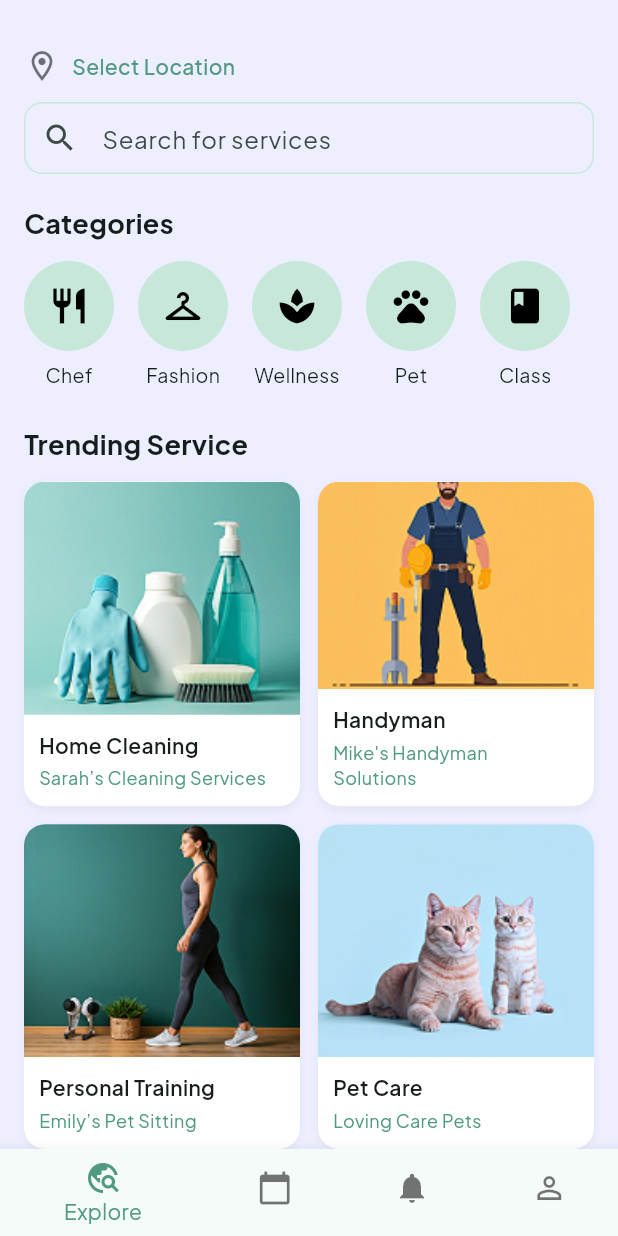
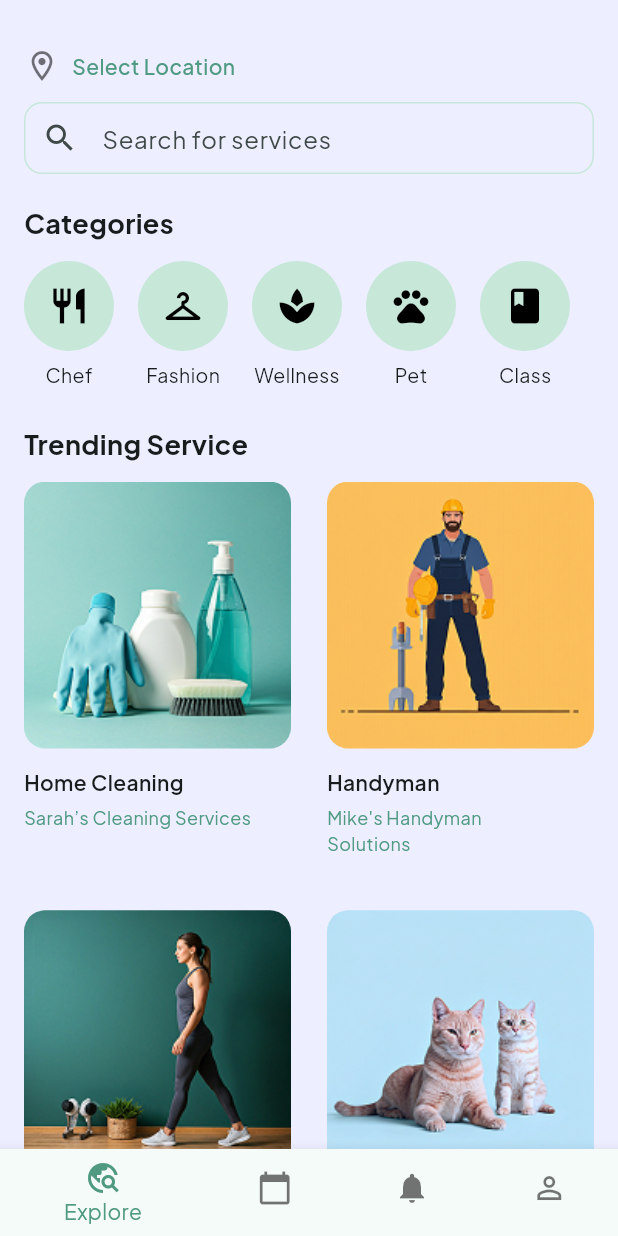
Before and after one commit to jame46120/Around-Demo, a Flutter app: the screen it shows after launch, on a phone screen of 412 x 824 dp. Run offline on Flutter 3.47's test engine with Material 3 defaults, Android fonts, the phone set to English and light mode, and no system bars.

Commit message:
Update main.dart
fix the text overflow problem

```diff
--- a/lib/main.dart
+++ b/lib/main.dart
@@ -137,44 +137,26 @@ class ExplorePage extends StatelessWidget {
               itemCount: services.length,
               gridDelegate: const SliverGridDelegateWithFixedCrossAxisCount(
                 crossAxisCount: 2,
-                mainAxisSpacing: 12,
-                crossAxisSpacing: 12,
-                childAspectRatio: 0.85,
+                mainAxisSpacing: 24,   // more space vertically
+                crossAxisSpacing: 24,  // more space horizontally
+                childAspectRatio: 0.68, // more vertical space per tile
               ),
               itemBuilder: (context, index) {
                 final service = services[index];
-                return Container(
-                  decoration: BoxDecoration(
-                    color: Colors.white,
+                return Column(
+                  crossAxisAlignment: CrossAxisAlignment.start,
+                  children: [
+                    ClipRRect(
                       borderRadius: BorderRadius.circular(14),
-                    boxShadow: [
-                      BoxShadow(
-                        color: Colors.black.withOpacity(0.05),
-                        blurRadius: 4,
-                        offset: const Offset(0, 2),
-                      ),
-                    ],
-                  ),
-                  child: Column(
-                    crossAxisAlignment: CrossAxisAlignment.stretch,
-                    children: [
-                      Expanded(
-                        child: ClipRRect(
-                          borderRadius: const BorderRadius.only(
-                            topLeft: Radius.circular(14),
-                            topRight: Radius.circular(14),
-                          ),
+                      child: AspectRatio(
+                        aspectRatio: 1, // perfect square image
                         child: Image.asset(
                           service['image']!,
                           fit: BoxFit.cover,
                         ),
                       ),
                     ),
-                      Padding(
-                        padding: const EdgeInsets.symmetric(horizontal: 10, vertical: 10),
-                        child: Column(
-                          crossAxisAlignment: CrossAxisAlignment.start,
-                          children: [
+                    const SizedBox(height: 12),
                     Text(
                       service['title']!,
                       style: const TextStyle(
@@ -182,19 +164,17 @@ class ExplorePage extends StatelessWidget {
                         fontSize: 14,
                       ),
                     ),
-                            const SizedBox(height: 4),
+                    const SizedBox(height: 6),
                     Text(
                       service['subtitle']!,
                       style: const TextStyle(
                         fontSize: 12,
                         color: Color(0xFF4F9A81),
                       ),
+                      maxLines: 2,
+                      overflow: TextOverflow.ellipsis,
                     ),
                   ],
-                        ),
-                      ),
-                    ],
-                  ),
                 );
               },
             ),
```
Lines whose indentation alone changed are shown as unchanged.
